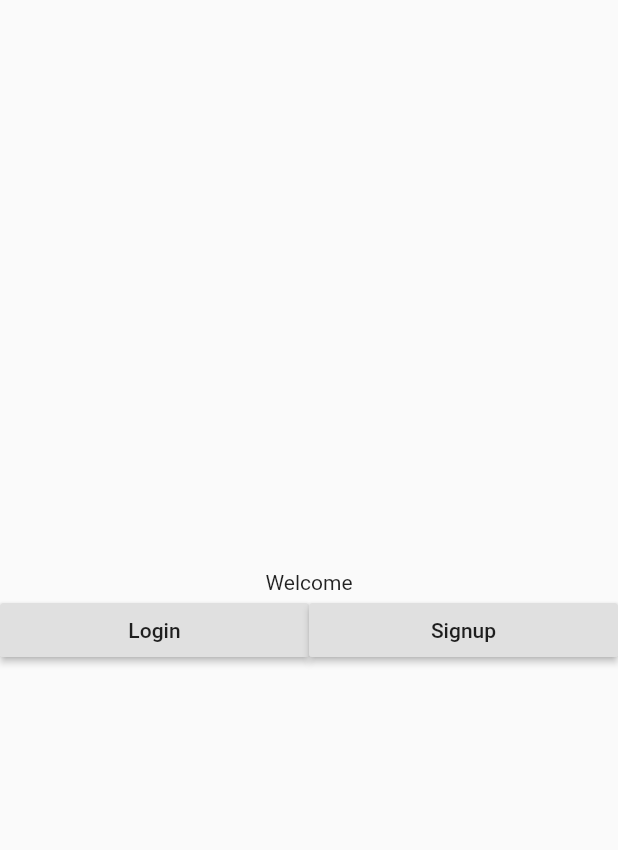
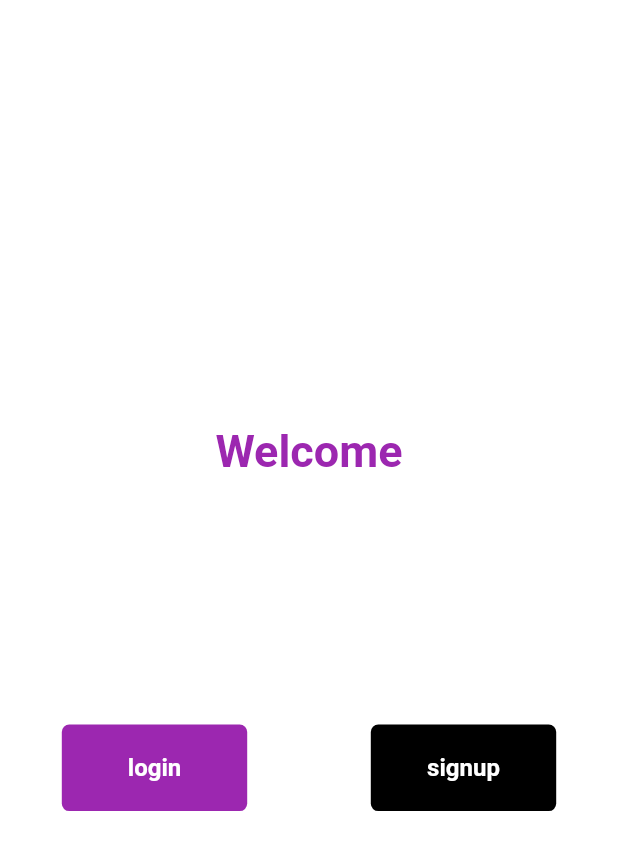
Before and after one commit to moak13/auth_app, a Flutter app: the screen it shows after launch, on a phone screen of 412 x 824 dp. Shown: the top 850 px of the screen. Run offline on Flutter 3.47's test engine with Material 2 defaults, Android fonts, the phone set to English and light mode, and no system bars; our stand-ins replace auto_route, data_connection_checker, equatable, floor, get_it, shared_preferences and 2 more; accounts and stored records are empty.

Commit message:
welcome view fixed

```diff
--- a/lib/features/welcome/view/welcome_view.dart
+++ b/lib/features/welcome/view/welcome_view.dart
@@ -1,5 +1,4 @@
 import 'package:flutter/material.dart';
-import 'package:flutter_screenutil/flutter_screenutil.dart';
 import 'package:stacked/stacked.dart';
 
 import '../../../view_models/welcome_viewmodel.dart';
@@ -9,46 +8,89 @@ class WelcomeView extends StatelessWidget {
 
   @override
   Widget build(BuildContext context) {
+    double height = MediaQuery.of(context).size.height;
+    double scaleHeight = height / 100;
+    double width = MediaQuery.of(context).size.width;
+    double scaleWidth = width / 100;
+    double sizeText = MediaQuery.of(context).textScaleFactor;
     return ViewModelBuilder<WelcomeViewModel>.reactive(
         builder: (context, model, child) {
-          ScreenUtil.init(
-            context,
-            height: ScreenUtil.screenHeight,
-            width: ScreenUtil.screenWidth,
-            allowFontScaling: true,
-          );
           return Scaffold(
-            body: Container(
-              // height: ScreenUtil().setHeight(ScreenUtil.screenHeight),
-              // width: ScreenUtil().setWidth(ScreenUtil.screenWidth),
+            body: SafeArea(
+              child: Container(
+                height: height,
+                width: width,
+                color: Colors.white,
                 child: Center(
                   child: Column(
                     mainAxisAlignment: MainAxisAlignment.center,
-                  crossAxisAlignment: CrossAxisAlignment.center,
                     children: <Widget>[
-                    Text('Welcome'),
+                      Text(
+                        'Welcome',
+                        style: TextStyle(
+                          color: Theme.of(context).primaryColor,
+                          fontWeight: FontWeight.bold,
+                          fontSize: sizeText * 30,
+                        ),
+                      ),
+                      SizedBox(
+                        height: scaleHeight * 20,
+                      ),
                       Row(
-                      mainAxisAlignment: MainAxisAlignment.spaceBetween,
+                        mainAxisAlignment: MainAxisAlignment.spaceAround,
                         children: <Widget>[
-                        Expanded(
-                          child: RaisedButton(
-                            onPressed: () {
+                          InkWell(
+                            onTap: () {
                               model.moveToLogin();
                             },
-                            child: Text('Login'),
+                            child: Container(
+                              height: scaleHeight * 7,
+                              width: scaleWidth * 30,
+                              decoration: BoxDecoration(
+                                color: Colors.purple,
+                                shape: BoxShape.rectangle,
+                                borderRadius: BorderRadius.circular(5),
+                              ),
+                              child: Center(
+                                child: Text(
+                                  'login',
+                                  style: TextStyle(
+                                    color: Colors.white,
+                                    fontWeight: FontWeight.bold,
+                                    fontSize: sizeText * 16,
                                   ),
                                 ),
-                        Expanded(
-                          child: RaisedButton(
-                            onPressed: () {
+                              ),
+                            ),
+                          ),
+                          InkWell(
+                            onTap: () {
                               model.moveToSignup();
                             },
-                            child: Text('Signup'),
+                            child: Container(
+                              height: scaleHeight * 7,
+                              width: scaleWidth * 30,
+                              decoration: BoxDecoration(
+                                color: Colors.black,
+                                shape: BoxShape.rectangle,
+                                borderRadius: BorderRadius.circular(5),
                               ),
+                              child: Center(
+                                child: Text(
+                                  'signup',
+                                  style: TextStyle(
+                                    color: Colors.white,
+                                    fontWeight: FontWeight.bold,
+                                    fontSize: sizeText * 16,
+                                  ),
+                                ),
+                              ),
+                            ),
+                          )
+                        ],
                       ),
                     ],
                   ),
-                  ],
                 ),
               ),
             ),
```
Lines whose indentation alone changed are shown as unchanged.
